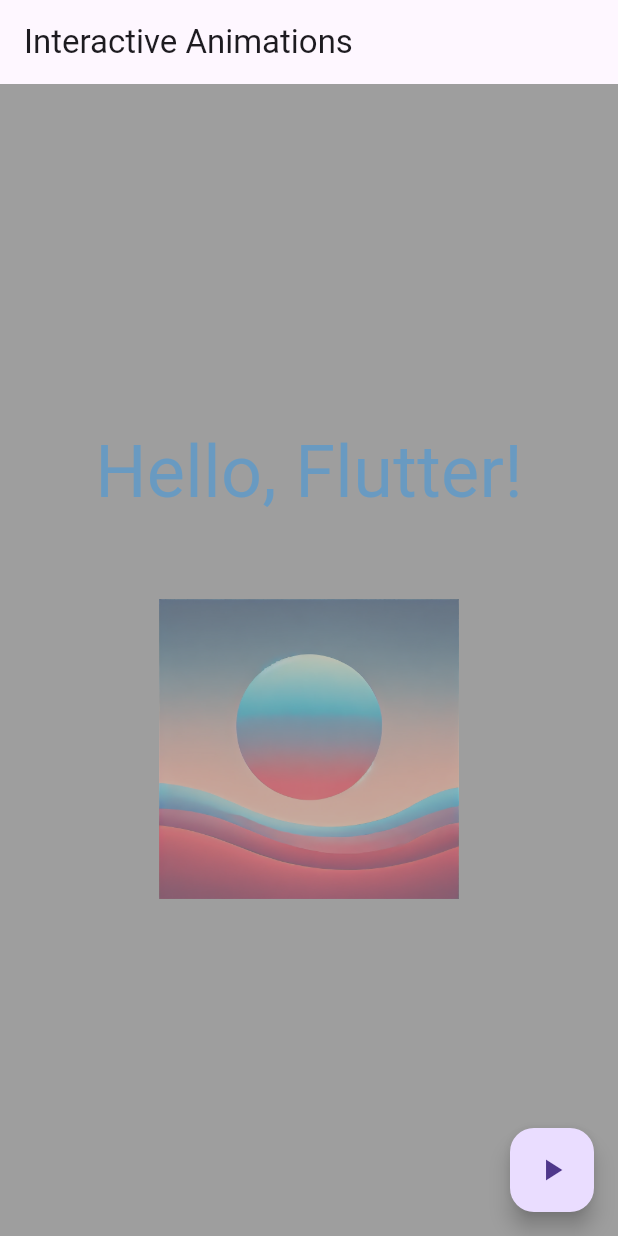
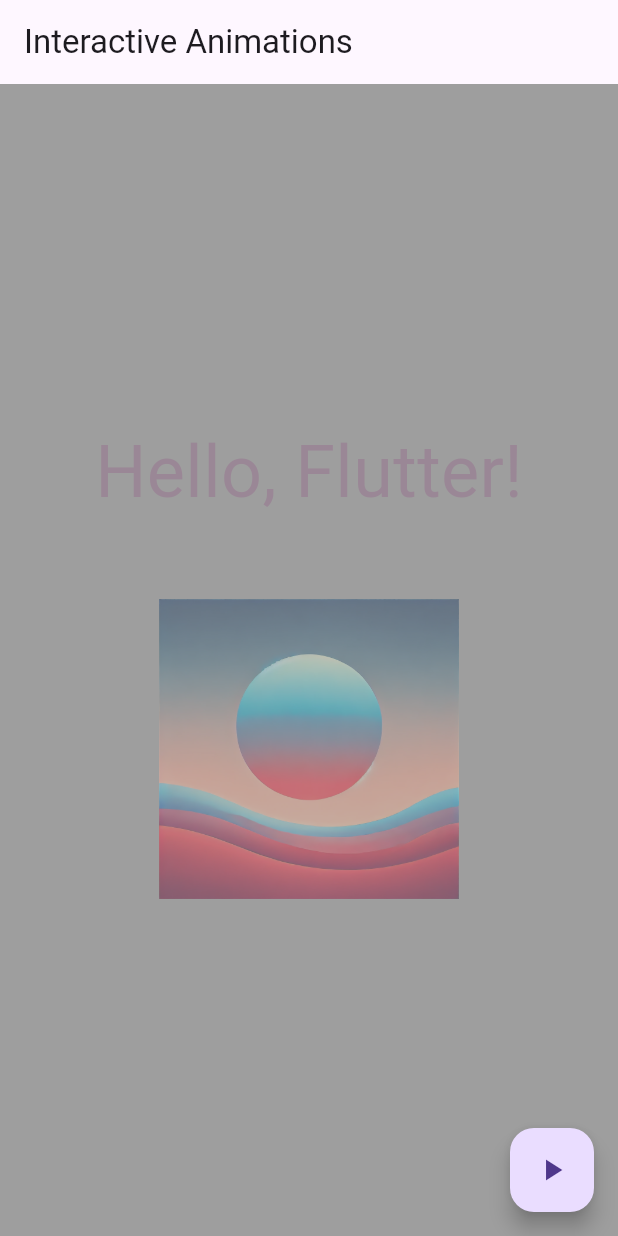
Before and after one commit to JackyZheng070102/class_activity_7v2, a Flutter app: the screen it shows after launch, after a tap on "Hello, Flutter!", on a phone screen of 412 x 824 dp. Run offline on Flutter 3.47's test engine with Material 3 defaults, Android fonts, the light colour scheme and no system bars.

Commit message:
Final commit: Fixed text color fade from blue to red and updated text

```diff
--- a/lib/main.dart
+++ b/lib/main.dart
@@ -40,14 +40,23 @@
           children: [
             GestureDetector(
               onTap: toggleVisibility, // Tap to toggle text visibility
-              child: AnimatedOpacity(
-                opacity: _isVisible ? 1.0 : 0.0,
+              child: TweenAnimationBuilder<Color?>(
+                tween: ColorTween(
+                  begin: Colors.blue, // Start with blue color
+                  end: _isVisible ? Colors.blue : Colors.red, // Fades to red
+                ),
                 duration: const Duration(seconds: 2),
-                curve: Curves.easeInOut,
-                child: const Text(
-                  'Hello, Flutter!',
-                  style: TextStyle(fontSize: 48, color: Colors.blue),
-                ),
+                builder: (context, color, child) {
+                  return AnimatedOpacity(
+                    opacity: _isVisible ? 1.0 : 0.0,
+                    duration: const Duration(seconds: 2),
+                    curve: Curves.easeInOut,
+                    child: Text(
+                      'Hello, Flutter!',
+                      style: TextStyle(fontSize: 48, color: color), // Apply animated color
+                    ),
+                  );
+                },
               ),
             ),
             const SizedBox(height: 50),
```
